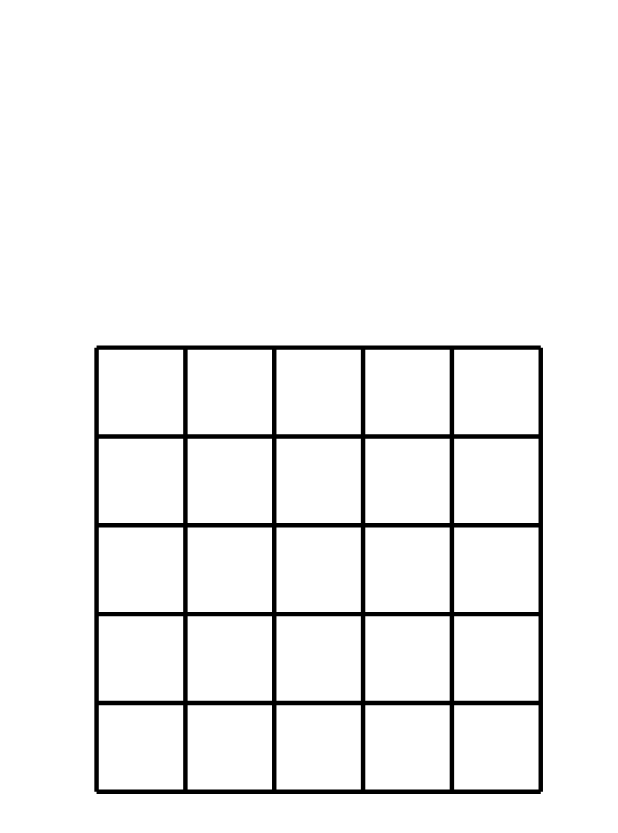
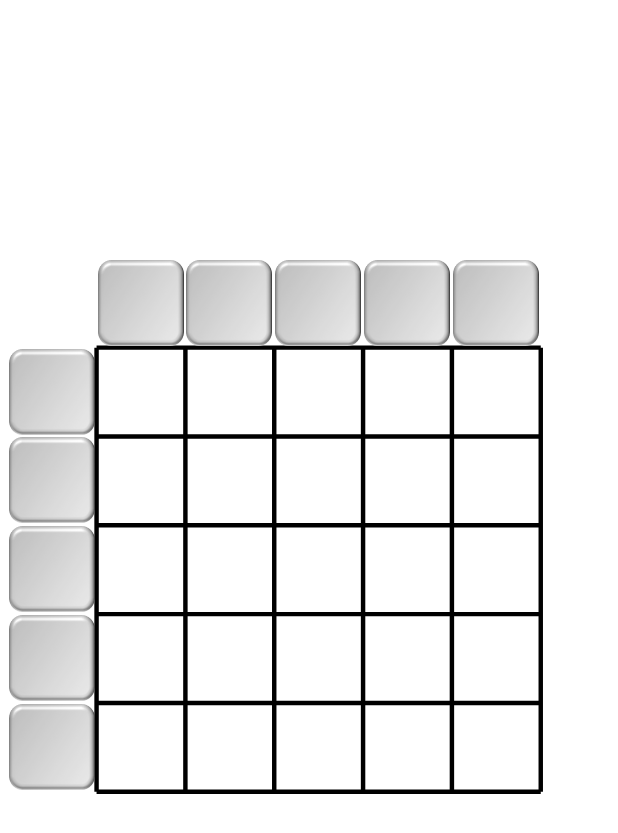
Before and after one commit to thirstynellan/Slide_CS300_Fall_2024, an Android app: the screen it shows after launch (MainActivity), on a phone screen of 412 x 824 dp. Shown: the top 833 px of the screen. Run offline under Robolectric (Android 15) with nearby library versions, the phone set to English and light mode, and no system bars.

Commit message:
This is Bro. Draper's solution code for the Buttons assignment.

```diff
--- a/app/src/main/java/edu/byuh/cis/cs300/slidefall2024/GameView.java
+++ b/app/src/main/java/edu/byuh/cis/cs300/slidefall2024/GameView.java
@@ -4,6 +4,9 @@ import android.content.Context;
 import android.graphics.Canvas;
 import android.graphics.Color;
 import android.view.View;
+
+import java.util.ArrayList;
+import java.util.List;
 
 /**
  * the main "view" class of the program.
@@ -14,6 +17,7 @@ public class GameView extends View {
 
     private Grid grid;
     private boolean firstRun;
+    private List<GuiButton> buttons;
 
     /**
      * the public constructor. Like all view subclasses,
@@ -24,6 +28,7 @@ public class GameView extends View {
     public GameView(Context context) {
         super(context);
         firstRun = true;
+        buttons = new ArrayList<>();
     }
 
     /**
@@ -36,16 +41,43 @@ public class GameView extends View {
         super.onDraw(c);
         c.drawColor(Color.WHITE);
         if (firstRun) {
-            float w = c.getWidth();
-            float h = c.getHeight();
-            float unit = w/16f;
-            float gridX = unit * 2.5f;
-            float cellSize = unit * 2.3f;
-            float gridY = unit * 9;
-            grid = new Grid(gridX, gridY, cellSize);
+            init();
             firstRun = false;
         }
 
         grid.draw(c);
+        for (GuiButton b : buttons) {
+            b.draw(c);
+        }
+    }
+
+    /**
+     * this method sets up some of the variables
+     * needed for drawing the UI
+     */
+    private void init() {
+        float w = getWidth();
+        float h = getHeight();
+        float unit = w/16f;
+        float gridX = unit * 2.5f;
+        float cellSize = unit * 2.3f;
+        float gridY = unit * 9;
+        grid = new Grid(gridX, gridY, cellSize);
+        float buttonTop = gridY - cellSize;
+        float buttonLeft = gridX - cellSize;
+
+        //instantiate the top row of buttons
+        buttons.add(new GuiButton('1', this, buttonLeft + cellSize*1, buttonTop, cellSize));
+        buttons.add(new GuiButton('2', this, buttonLeft + cellSize*2, buttonTop, cellSize));
+        buttons.add(new GuiButton('3', this, buttonLeft + cellSize*3, buttonTop, cellSize));
+        buttons.add(new GuiButton('4', this, buttonLeft + cellSize*4, buttonTop, cellSize));
+        buttons.add(new GuiButton('5', this, buttonLeft + cellSize*5, buttonTop, cellSize));
+
+        //instantiate the left column of buttons
+        buttons.add(new GuiButton('A', this, buttonLeft, buttonTop + cellSize*1, cellSize));
+        buttons.add(new GuiButton('B', this, buttonLeft, buttonTop + cellSize*2, cellSize));
+        buttons.add(new GuiButton('C', this, buttonLeft, buttonTop + cellSize*3, cellSize));
+        buttons.add(new GuiButton('D', this, buttonLeft, buttonTop + cellSize*4, cellSize));
+        buttons.add(new GuiButton('E', this, buttonLeft, buttonTop + cellSize*5, cellSize));
     }
 }
--- /dev/null
+++ b/app/src/main/java/edu/byuh/cis/cs300/slidefall2024/GuiButton.java
@@ -0,0 +1,27 @@
+package edu.byuh.cis.cs300.slidefall2024;
+
+import android.graphics.Bitmap;
+import android.graphics.BitmapFactory;
+import android.graphics.Canvas;
+import android.graphics.Paint;
+import android.graphics.RectF;
+import android.view.View;
+
+public class GuiButton {
+
+    private RectF bounds;
+    private Bitmap unpressedButton;
+    private char label;
+
+    public GuiButton(char name, View parent, float x, float y, float width) {
+        label = name;
+        bounds = new RectF(x, y, x+width, y+width);
+        unpressedButton = BitmapFactory.decodeResource(parent.getResources(), R.drawable.unpressed_button);
+        unpressedButton = Bitmap.createScaledBitmap(unpressedButton, (int)width, (int)width, true);
+    }
+
+    public void draw(Canvas c) {
+        c.drawBitmap(unpressedButton, bounds.left, bounds.top, null);
+    }
+
+}
```
Also changed, not shown: app/src/main/res/drawable/unpressed_button.png (added).
